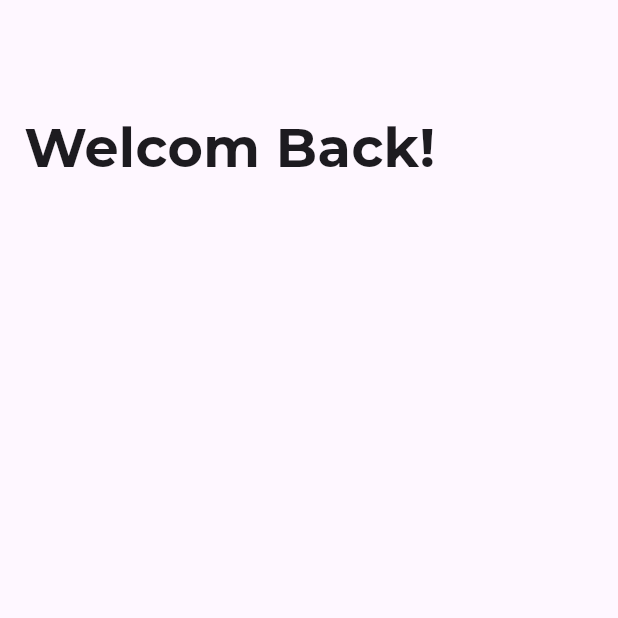
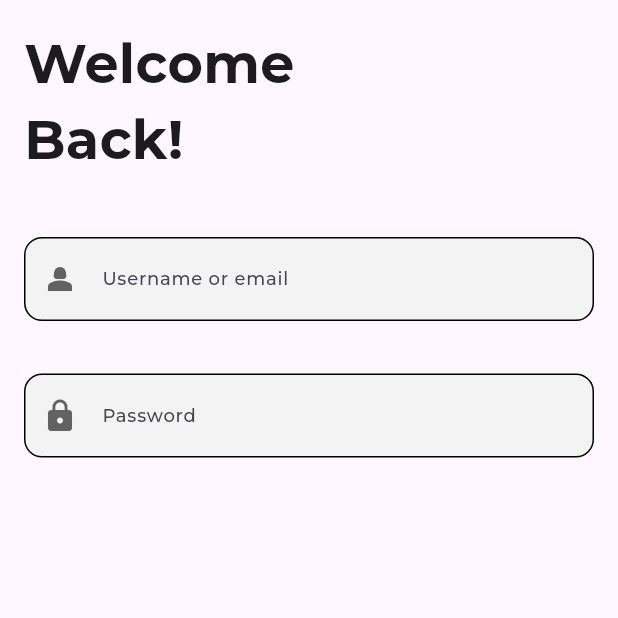
Before and after one commit to SachinMall/provider-app, a Flutter app: the screen it shows after launch, on a phone screen of 412 x 824 dp, the top half of it. Run offline on Flutter 3.47's test engine with Material 3 defaults, Android fonts, the phone set to English and light mode, and no system bars; our stand-ins replace another_flushbar, carousel_slider, dots_indicator, flutter_svg, fluttertoast, gap; project files that could hold a hidden picture were left out.

Commit message:
custom-textfield-added

```diff
--- /dev/null
+++ b/lib/res/colors/app_colors.dart
@@ -0,0 +1,6 @@
+import 'package:flutter/material.dart';
+
+class AppColors {
+  static const Color textFieldColor = Color(0xffF3F3F3);
+  static const Color darkGrey = Color(0xff626262);
+}
--- a/lib/view/login_screen.dart
+++ b/lib/view/login_screen.dart
@@ -1,4 +1,7 @@
 import 'package:flutter/material.dart';
+import 'package:gap/gap.dart';
+import 'package:provider_mvvm/res/colors/app_colors.dart';
+import 'package:provider_mvvm/view/onboarding/common_widget/custom_textfield.dart';
 
 class LoginScreen extends StatefulWidget {
   const LoginScreen({super.key});
@@ -11,19 +14,44 @@ class _LoginScreenState extends State<LoginScreen> {
   @override
   Widget build(BuildContext context) {
     return Scaffold(
-        appBar: AppBar(automaticallyImplyLeading: false),
-        body: const SingleChildScrollView(
+        body: SafeArea(
+      child: SingleChildScrollView(
         padding: EdgeInsets.all(16),
         child: Column(
           mainAxisAlignment: MainAxisAlignment.start,
           crossAxisAlignment: CrossAxisAlignment.start,
           children: [
             Text(
-                "Welcom Back!",
+              "Welcome\nBack!",
               style: TextStyle(fontWeight: FontWeight.w700, fontSize: 36),
             ),
+            Gap(30),
+            CustomInputField(
+              onChanged: (p0) {},
+              fillColor: AppColors.textFieldColor,
+              prefixIcon: Icon(Icons.person_2_sharp,
+                  size: 24, color: AppColors.darkGrey),
+              textInputType: TextInputType.none,
+              labelText: "Username or email",
+              validator: (p0) {
+                return null;
+              },
+            ),
+            Gap(25),
+            CustomInputField(
+              onChanged: (p0) {},
+              fillColor: AppColors.textFieldColor,
+              prefixIcon: Icon(Icons.lock, size: 24, color: AppColors.darkGrey),
+              textInputType: TextInputType.visiblePassword,
+              labelText: "Password",
+              validator: (p0) {
+                return null;
+              },
+            ),
+            Gap(5),
 
           ],
+        ),
       ),
     ));
   }
--- a/lib/view/onboarding/common_widget/custom_textfield.dart
+++ b/lib/view/onboarding/common_widget/custom_textfield.dart
@@ -3,8 +3,6 @@ import 'package:flutter/services.dart';
 import 'package:gap/gap.dart';
 
 class CustomInputField extends StatelessWidget {
-  final String title;
-  final String subtitle;
   final String? initialValue;
   final Function(String) onChanged;
   final Function(String)? onSubmit;
@@ -12,7 +10,7 @@ class CustomInputField extends StatelessWidget {
   final TextInputType textInputType;
   final bool readOnly;
   final bool isEnabled;
-  final String hintText;
+  final String labelText;
   final String? Function(String?) validator;
   final TextEditingController? textController;
   final bool obscureText;
@@ -25,12 +23,10 @@ class CustomInputField extends StatelessWidget {
   final String? suffixText;
   final Color fillColor;
   final void Function()? onTap;
-  final TextStyle? hintstyle;
   final Widget? prefixIcon;
   final bool isEditIcon;
   final void Function()? onEditTap;
   final List<TextInputFormatter>? inputFormatter;
-  final bool isStyle;
 
   const CustomInputField({
     super.key,
@@ -38,33 +34,28 @@ class CustomInputField extends StatelessWidget {
     this.onSubmit,
     this.onSaved,
     this.initialValue,
-    required this.title,
     required this.textInputType,
     this.readOnly = false,
     this.isEnabled = true,
-    this.hintText = '',
+    this.labelText = '',
     required this.validator,
     this.textController,
     this.obscureText = false,
     this.isViewButtonRequired = false,
     this.maxLength,
     this.maxLines = 1,
-    this.subtitle = "",
     this.isCounttextRequired = false,
     this.isAutoValidteRequired = false,
     this.isSuffixIcon,
     this.suffixText,
     this.prefixIcon,
     this.onTap,
-    this.hintstyle,
     this.isEditIcon = false,
     this.onEditTap,
     this.inputFormatter,
-    this.isStyle = false,
     required this.fillColor,
   });
 
-  // late TextEditingController _controller;
   @override
   Widget build(BuildContext context) {
     return Column(
@@ -83,7 +74,7 @@ class CustomInputField extends StatelessWidget {
         //               : const SizedBox(),
         //         ],
         //       ),
-        subtitle == "" ? const SizedBox() : Text(subtitle),
+
         Gap(10),
         TextFormField(
           scrollPhysics: const NeverScrollableScrollPhysics(),
@@ -109,7 +100,6 @@ class CustomInputField extends StatelessWidget {
           validator: validator,
           decoration: InputDecoration(
             prefixIcon: prefixIcon,
-            counterText: isCounttextRequired ? null : "",
             fillColor: fillColor,
             filled: true,
             errorMaxLines: 1,
@@ -118,23 +108,14 @@ class CustomInputField extends StatelessWidget {
             //   borderRadius: BorderRadius.circular(6),
             // ),
             suffixIcon: isSuffixIcon,
-            hintText: hintText,
-            hintStyle: hintstyle,
+            labelText: labelText,
+            labelStyle: TextStyle(fontWeight: FontWeight.w500, fontSize: 12),
 
-            border: InputBorder.none,
-            focusedBorder: OutlineInputBorder(
-              borderSide: const BorderSide(
-                color: Colors.transparent,
-              ),
-              borderRadius: BorderRadius.circular(6),
-            ),
-            contentPadding: const EdgeInsets.all(12),
-            enabledBorder: OutlineInputBorder(
-              borderSide: const BorderSide(
-                color: Colors.transparent,
-              ),
-              borderRadius: BorderRadius.circular(6),
-            ),
+            border: OutlineInputBorder(borderRadius: BorderRadius.circular(12)),
+            errorBorder:
+                OutlineInputBorder(borderRadius: BorderRadius.circular(12)),
+            enabledBorder:
+                OutlineInputBorder(borderRadius: BorderRadius.circular(12)),
             errorStyle:
                 const TextStyle(fontSize: 12, color: Colors.red, height: 0.5),
           ),
@@ -143,3 +124,22 @@ class CustomInputField extends StatelessWidget {
     );
   }
 }
+
+
+// TextFormField(
+//               decoration: InputDecoration(
+//                   fillColor: AppColors.textFieldColor,
+//                   filled: true,
+//                   label: Text(
+//                     "Username or email",
+//                     style: TextStyle(fontWeight: FontWeight.w500, fontSize: 12),
+//                   ),
+//                   prefixIcon: Icon(Icons.person_2_sharp,
+//                       size: 24, color: AppColors.darkGrey),
+//                   border: OutlineInputBorder(
+//                       borderRadius: BorderRadius.circular(12)),
+//                   errorBorder: OutlineInputBorder(
+//                       borderRadius: BorderRadius.circular(12)),
+//                   enabledBorder: OutlineInputBorder(
+//                       borderRadius: BorderRadius.circular(12))),
+//             ),
```
Lines whose indentation alone changed are shown as unchanged.
